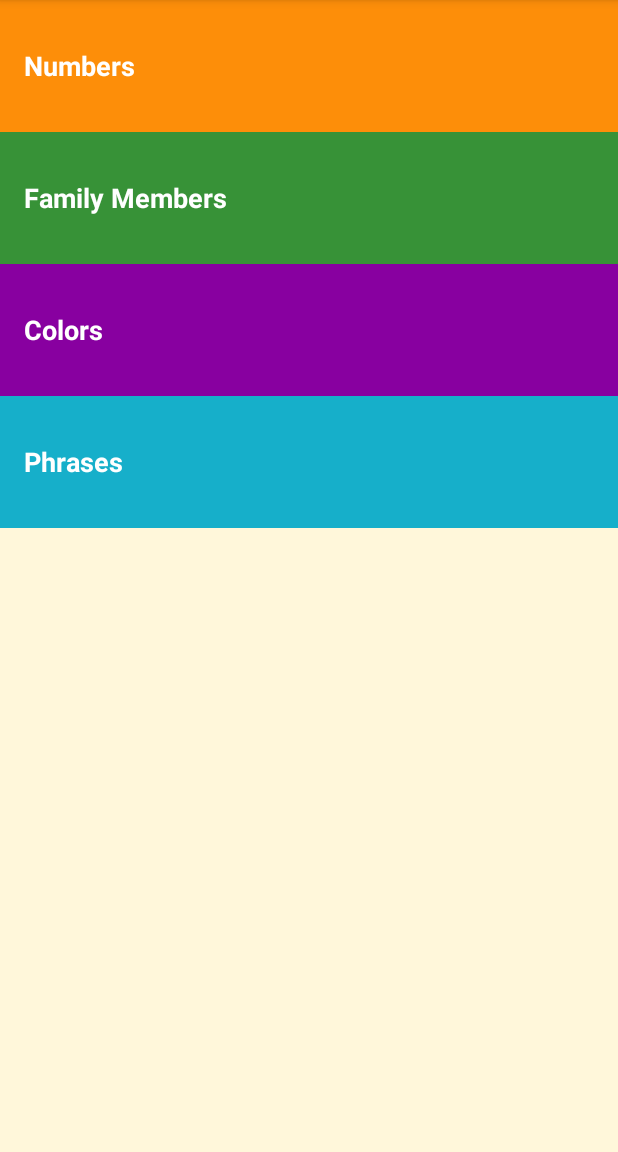
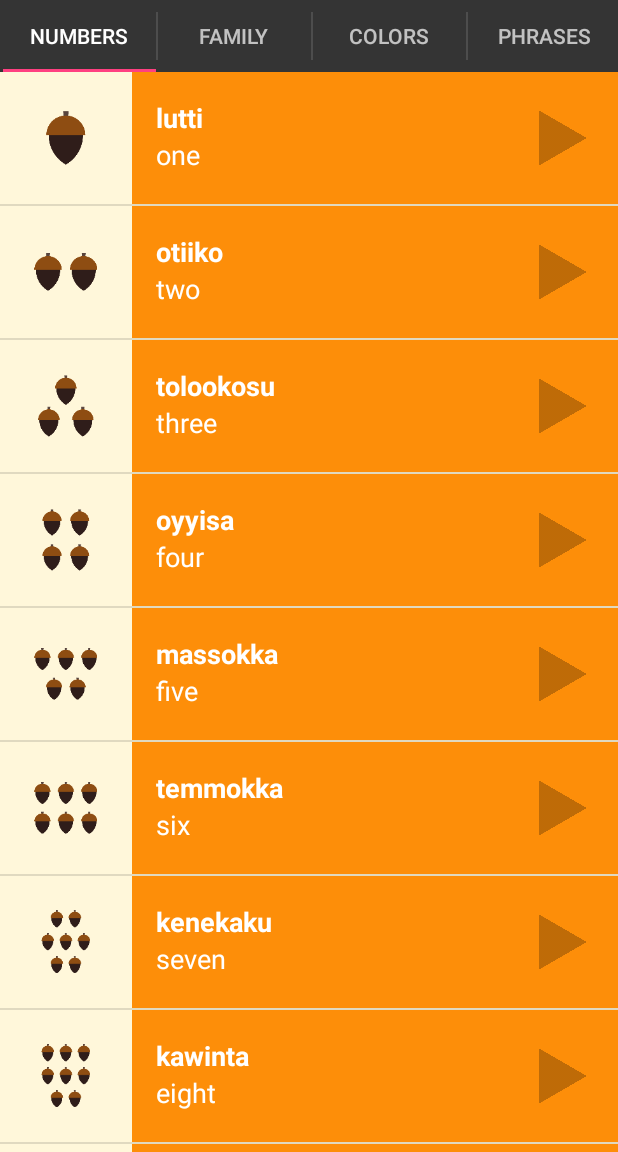
Before and after one commit to FranckCid/miwok, an Android app: the screen it shows after launch (MainActivity), on a phone screen of 412 x 824 dp, the part 84-1236 px from its top. Run offline under Robolectric (Android 15) with nearby library versions, the phone set to English and light mode, and no system bars.

Commit message:
New layout, deprecated ActionBar

```diff
--- /dev/null
+++ b/app/src/main/java/com/franckcid/miwok/FamilyFragment.java
@@ -0,0 +1,54 @@
+package com.franckcid.miwok;
+
+import android.app.Activity;
+import android.support.v4.app.Fragment;
+import android.support.v7.app.AppCompatActivity;
+import android.os.Bundle;
+import android.view.LayoutInflater;
+import android.view.View;
+import android.view.ViewGroup;
+import android.widget.ListView;
+import android.widget.Toast;
+
+import java.util.ArrayList;
+
+public class FamilyFragment extends Fragment {
+
+    @Override
+    public View onCreateView(LayoutInflater layoutInflater, ViewGroup viewGroup, Bundle bundle){
+        View v = layoutInflater.inflate(R.layout.word_list, viewGroup, false);
+
+        ArrayList<Word> words = new ArrayList<>();
+
+        try {
+            words.add(new Word("father", "әpә", R.drawable.family_father, R.raw.family_father));
+            words.add(new Word("mother", "әṭa", R.drawable.family_mother, R.raw.family_mother));
+            words.add(new Word("son", "angsi", R.drawable.family_son, R.raw.family_son));
+            words.add(new Word("daughter", "tune", R.drawable.family_daughter, R.raw.family_daughter));
+            words.add(new Word("older brother", "taachi", R.drawable.family_older_brother, R.raw.family_older_brother));
+            words.add(new Word("younger brother", "chalitti", R.drawable.family_younger_brother, R.raw.family_younger_brother));
+            words.add(new Word("older sister", "teṭe", R.drawable.family_older_sister, R.raw.family_older_sister));
+            words.add(new Word("younger sister", "kolliti", R.drawable.family_younger_sister, R.raw.family_younger_sister));
+            words.add(new Word("grandmother", "ama", R.drawable.family_grandmother, R.raw.family_grandmother));
+            words.add(new Word("grandfather", "paapa", R.drawable.family_grandfather, R.raw.family_grandfather));
+
+            WordAdapter itemsAdapter = new WordAdapter((Activity) viewGroup.getContext(), words, R.color.category_family);
+
+            ListView listView = (ListView) v.findViewById(R.id.list);
+
+            listView.setAdapter(itemsAdapter);
+
+        }catch(Exception e){
+            Toast t = Toast.makeText((Activity) viewGroup.getContext(), "OH CHUCK" + e.getMessage(), Toast.LENGTH_LONG);
+            t.show();
+        }
+
+        return v;
+    }
+
+    @Override
+    public void onStop() {
+        super.onStop();
+        SoundManager.stopActual();
+    }
+}
--- a/app/src/main/java/com/franckcid/miwok/MainActivity.java
+++ b/app/src/main/java/com/franckcid/miwok/MainActivity.java
@@ -1,55 +1,59 @@
 package com.franckcid.miwok;
 
-import android.content.Intent;
-import android.support.v7.app.AppCompatActivity;
 import android.os.Bundle;
-import android.view.View;
-import android.widget.TextView;
+import android.support.v4.app.FragmentTransaction;
+import android.support.v4.view.ViewPager;
+import android.support.v7.app.ActionBar;
+import android.support.v7.app.ActionBarActivity;
+import android.util.Log;
 
 
-public class MainActivity extends AppCompatActivity {
+public class MainActivity extends ActionBarActivity implements android.support.v7.app.ActionBar.TabListener{
+
+    private ActionBar actionBar;
+    private ViewPager viewPager;
+    private MiwokPageAdapter pagerAdapter;
 
     @Override
     protected void onCreate(Bundle savedInstanceState) {
         super.onCreate(savedInstanceState);
         setContentView(R.layout.activity_main);
 
-        TextView numbers = (TextView) findViewById(R.id.numbers);
-        numbers.setOnClickListener(new View.OnClickListener(){
-            @Override
-            public void onClick(View v){
-                Intent activity = new Intent(MainActivity.this, NumbersActivity.class);
-                startActivity(activity);
-            }
-        });
+        pagerAdapter = new MiwokPageAdapter(getSupportFragmentManager());
+        viewPager = (ViewPager) findViewById(R.id.pager);
+        viewPager.setAdapter(pagerAdapter);
 
-        TextView phrases = (TextView) findViewById(R.id.phrases);
-        phrases.setOnClickListener(new View.OnClickListener() {
-            @Override
-            public void onClick(View v) {
-                Intent activity = new Intent(MainActivity.this, PhrasesActivity.class);
-                startActivity(activity);
-            }
-        });
+        try {
+            getSupportActionBar().setNavigationMode(ActionBar.NAVIGATION_MODE_TABS);
 
-        TextView family = (TextView) findViewById(R.id.family);
-        family.setOnClickListener(new View.OnClickListener() {
-            @Override
-            public void onClick(View v) {
-                Intent activity = new Intent(MainActivity.this, FamilyActivity.class);
-                startActivity(activity);
-            }
-        });
+            ActionBar.Tab numbersTab = getSupportActionBar().newTab().setText("Numbers").setTabListener(this);
+            ActionBar.Tab familyTab = getSupportActionBar().newTab().setText("Family").setTabListener(this);
+            ActionBar.Tab colorsTab = getSupportActionBar().newTab().setText("Colors").setTabListener(this);
+            ActionBar.Tab phrasesTab = getSupportActionBar().newTab().setText("Phrases").setTabListener(this);
 
-        TextView colors = (TextView) findViewById(R.id.colors);
-        colors.setOnClickListener(new View.OnClickListener() {
-            @Override
-            public void onClick(View v) {
-                Intent activity = new Intent(MainActivity.this, ColorsActivity.class);
-                startActivity(activity);
-            }
-        });
+            getSupportActionBar().addTab(numbersTab);
+            getSupportActionBar().addTab(familyTab);
+            getSupportActionBar().addTab(colorsTab);
+            getSupportActionBar().addTab(phrasesTab);
+
+        }catch (Exception e){
+            e.printStackTrace();
+        }
+
 
     }
 
+    @Override
+    public void onTabSelected(ActionBar.Tab tab, FragmentTransaction ft) {
+        viewPager.setCurrentItem(tab.getPosition());
+    }
+
+    @Override
+    public void onTabUnselected(ActionBar.Tab tab, FragmentTransaction ft) {
+
+    }
+
+    @Override
+    public void onTabReselected(ActionBar.Tab tab, FragmentTransaction ft) {
+    }
 }
--- /dev/null
+++ b/app/src/main/java/com/franckcid/miwok/MiwokPageAdapter.java
@@ -0,0 +1,39 @@
+package com.franckcid.miwok;
+
+import android.support.v4.app.Fragment;
+import android.support.v4.app.FragmentManager;
+import android.support.v4.app.FragmentStatePagerAdapter;
+import android.util.Log;
+
+/**
+ * Created by franck on 17/01/17.
+ */
+
+public class MiwokPageAdapter extends FragmentStatePagerAdapter {
+
+    public MiwokPageAdapter(FragmentManager fm) {
+        super(fm);
+    }
+
+    @Override
+    public int getCount() {
+        return 4;
+    }
+
+    @Override
+    public Fragment getItem(int position) {
+        Log.i("Position requested: ", " - - - - -" + position);
+        switch (position){
+            case 0:
+                return new NumbersFragment();
+            case 1:
+                return new FamilyFragment();
+            case 2:
+                return new ColorsFragment();
+            case 3:
+                return new PhrasesFragment();
+        }
+        return null;
+    }
+
+}
--- /dev/null
+++ b/app/src/main/java/com/franckcid/miwok/NumbersFragment.java
@@ -0,0 +1,54 @@
+package com.franckcid.miwok;
+
+import android.app.Activity;
+import android.support.v4.app.Fragment;
+import android.support.v7.app.AppCompatActivity;
+import android.os.Bundle;
+import android.view.LayoutInflater;
+import android.view.View;
+import android.view.ViewGroup;
+import android.widget.ListView;
+import android.widget.Toast;
+
+import java.util.ArrayList;
+
+public class NumbersFragment extends Fragment {
+
+    @Override
+    public View onCreateView(LayoutInflater layoutInflater, ViewGroup viewGroup, Bundle bundle){
+        View v = layoutInflater.inflate(R.layout.word_list, viewGroup, false);
+
+        ArrayList<Word> words = new ArrayList<>();
+
+        try {
+            words.add(new Word("one", "lutti", R.drawable.number_one,R.raw.number_one));
+            words.add(new Word("two", "otiiko", R.drawable.number_two, R.raw.number_two));
+            words.add(new Word("three", "tolookosu", R.drawable.number_three, R.raw.number_three));
+            words.add(new Word("four", "oyyisa", R.drawable.number_four, R.raw.number_four));
+            words.add(new Word("five", "massokka", R.drawable.number_five, R.raw.number_five));
+            words.add(new Word("six", "temmokka", R.drawable.number_six, R.raw.number_six));
+            words.add(new Word("seven", "kenekaku", R.drawable.number_seven, R.raw.number_seven));
+            words.add(new Word("eight", "kawinta", R.drawable.number_eight, R.raw.number_eight));
+            words.add(new Word("nine", "wo'e", R.drawable.number_nine, R.raw.number_nine));
+            words.add(new Word("ten", "na'aacha", R.drawable.number_ten, R.raw.number_ten));
+
+            WordAdapter itemsAdapter = new WordAdapter((Activity) viewGroup.getContext(), words, R.color.category_numbers);
+
+            ListView listView = (ListView) v.findViewById(R.id.list);
+
+            listView.setAdapter(itemsAdapter);
+
+        }catch(Exception e){
+            Toast t = Toast.makeText((Activity) viewGroup.getContext(), "OH CHUCK" + e.getMessage(), Toast.LENGTH_LONG);
+            t.show();
+        }
+
+        return v;
+    }
+
+    @Override
+    public void onStop() {
+        super.onStop();
+        SoundManager.stopActual();
+    }
+}
--- a/app/src/main/res/layout/activity_main.xml
+++ b/app/src/main/res/layout/activity_main.xml
@@ -1,7 +1,8 @@
 <?xml version="1.0" encoding="utf-8"?>
-<LinearLayout
+<android.support.v4.view.ViewPager
     xmlns:android="http://schemas.android.com/apk/res/android"
     xmlns:tools="http://schemas.android.com/tools"
+    android:id="@+id/pager"
     android:layout_width="match_parent"
     android:layout_height="match_parent"
     android:background="@color/tan_background"
@@ -56,4 +57,4 @@
             android:text="@string/category_phrases" />
     </FrameLayout>
 
-</LinearLayout>
+</android.support.v4.view.ViewPager>
--- a/app/src/main/res/layout/word_list.xml
+++ b/app/src/main/res/layout/word_list.xml
@@ -7,4 +7,4 @@
     android:layout_height="match_parent"
     android:background="@color/tan_background"
     android:drawSelectorOnTop="true"
-    tools:context="com.franckcid.miwok.NumbersActivity" />
+    tools:context="com.franckcid.miwok.NumbersFragment" />
```
Also changed, not shown: app/src/main/AndroidManifest.xml (+4 -4 lines), app/src/main/java/com/franckcid/miwok/ColorsFragment.java (added, +55 -0 lines), app/src/main/java/com/franckcid/miwok/PhrasesFragment.java (added, +54 -0 lines).
